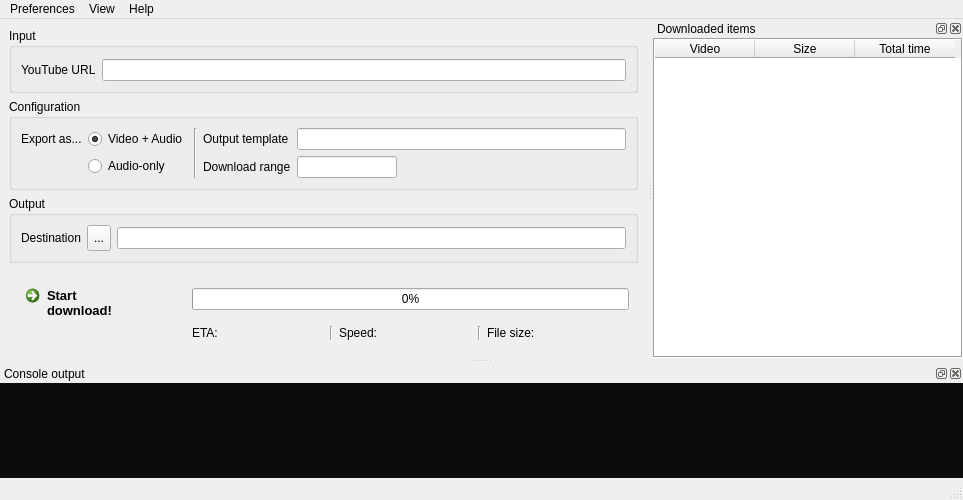
Old version of the form interface/main.ui in the repository MatusGuy/youtube-dl_GUI.
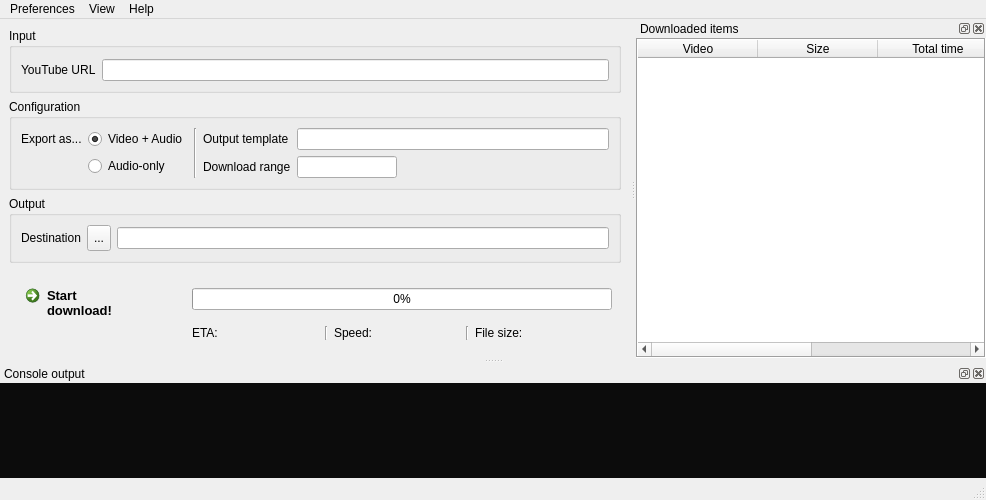
New version of the form. Icons and pictures are not drawn.

Commit message: Added destination column to downloaded items list

The edit to the form file:
```diff
--- a/interface/main.ui
+++ b/interface/main.ui
@@ -6,7 +6,7 @@
    <rect>
     <x>0</x>
     <y>0</y>
-    <width>963</width>
+    <width>986</width>
     <height>500</height>
    </rect>
   </property>
@@ -466,7 +466,7 @@
     <rect>
      <x>0</x>
      <y>0</y>
-     <width>963</width>
+     <width>986</width>
      <height>21</height>
     </rect>
    </property>
@@ -586,10 +586,13 @@
    </property>
    <property name="minimumSize">
     <size>
-     <width>310</width>
+     <width>350</width>
      <height>95</height>
     </size>
    </property>
+   <property name="layoutDirection">
+    <enum>Qt::LeftToRight</enum>
+   </property>
    <property name="features">
     <set>QDockWidget::AllDockWidgetFeatures</set>
    </property>
@@ -618,9 +621,12 @@
        <property name="frameShape">
         <enum>QFrame::Box</enum>
        </property>
-       <property name="showGrid">
-        <bool>true</bool>
+       <property name="editTriggers">
+        <set>QAbstractItemView::NoEditTriggers</set>
        </property>
+       <attribute name="horizontalHeaderDefaultSectionSize">
+        <number>120</number>
+       </attribute>
        <column>
         <property name="text">
          <string>Video</string>
@@ -636,6 +642,11 @@
          <string>Total time</string>
         </property>
        </column>
+       <column>
+        <property name="text">
+         <string>Destination</string>
+        </property>
+       </column>
       </widget>
      </item>
     </layout>
```
